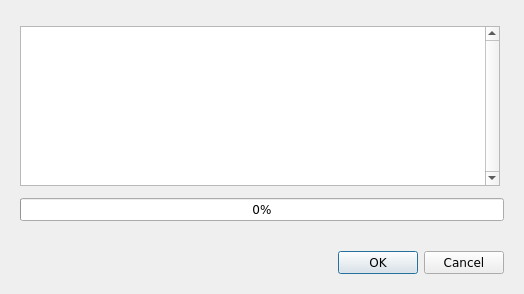
Qt form src/dialogdoaction.ui (DogRatIan/EKZ-E08-OpenSource) before a commit.
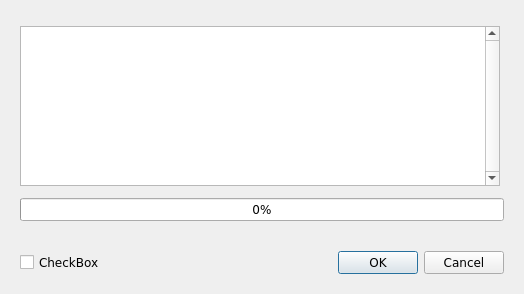
The same form after that commit. Icons and pictures are not drawn.

Commit message: Add "Erase" CheckBox on Write Action.

```diff
--- a/src/dialogdoaction.ui
+++ b/src/dialogdoaction.ui
@@ -64,6 +64,13 @@
    <item>
     <widget class="QWidget" name="widget_2" native="true">
      <layout class="QHBoxLayout" name="horizontalLayout">
+      <item>
+       <widget class="QCheckBox" name="checkBox">
+        <property name="text">
+         <string>CheckBox</string>
+        </property>
+       </widget>
+      </item>
       <item>
        <spacer name="horizontalSpacer">
         <property name="orientation">
```
The commit also changes 3 other files.
